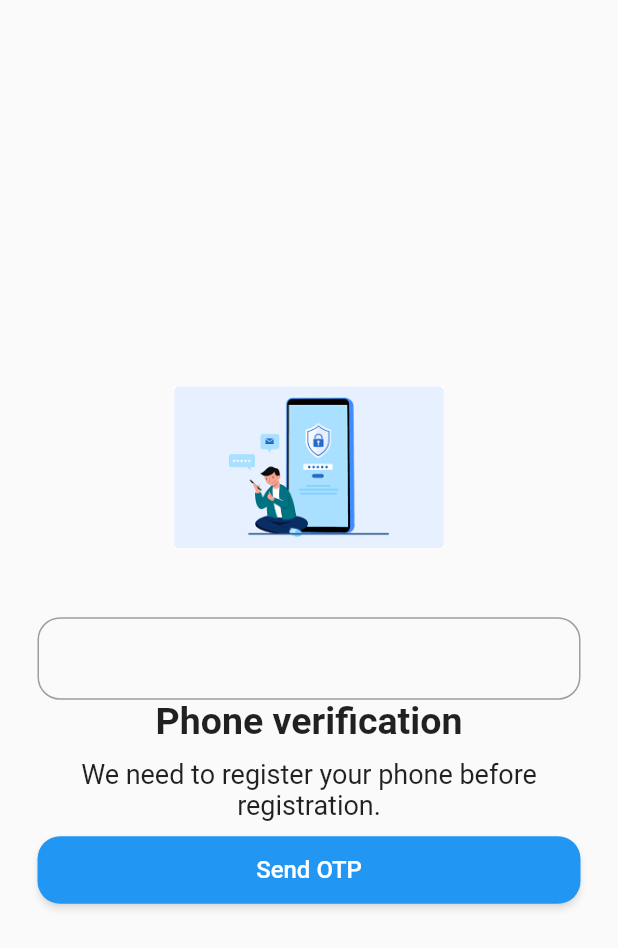
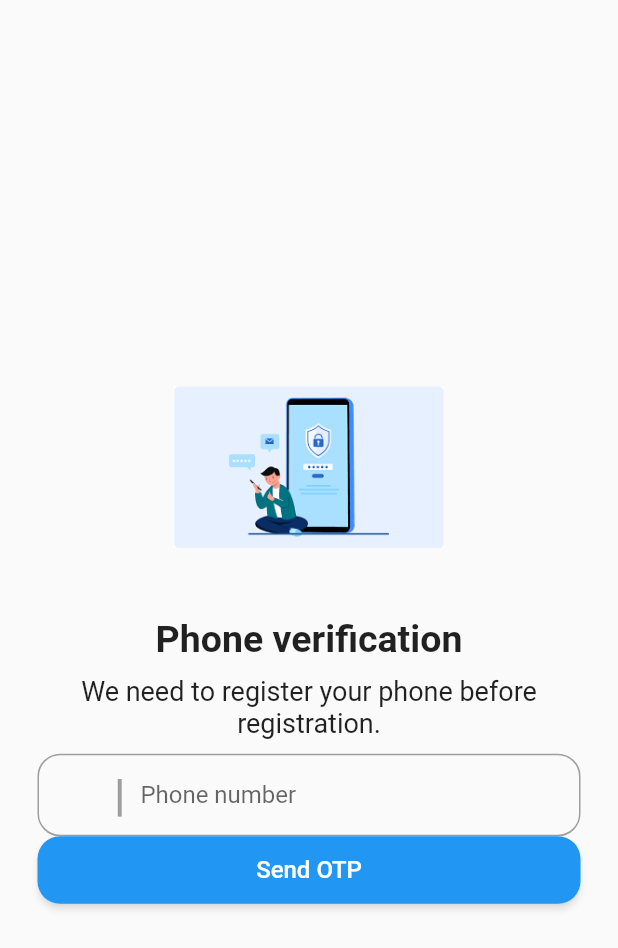
Before and after one commit to kirtijangid/Phone_Auth, a Flutter app: the screen it shows after launch, on a phone screen of 412 x 824 dp. Shown: the top 948 px of the screen. Run offline on Flutter 3.47's test engine with Material 2 defaults, Android fonts, the phone set to English and light mode, and no system bars.

Commit message:
adding hint text

```diff
--- a/lib/pg1_phone.dart
+++ b/lib/pg1_phone.dart
@@ -25,32 +25,7 @@ class _PhonePage1State extends State<PhonePage1> {
             SizedBox(
               height: 10,
             ),
-            Container(
-              height: 55,
-              decoration: BoxDecoration(
-                  border: Border.all(width: 1,
-                   color: Colors.grey),
-                   borderRadius: BorderRadius.circular(15),
-                   ),
-              child: Row(
-                children: [
-                  SizedBox(
-                    width: 40,
-                    child: TextField(
-                      decoration: InputDecoration(border: InputBorder.none),
-                    ),
-                  ),
-                  SizedBox(
-                    width: 10,
-                  ),
-                  Expanded(
-                    child: TextField(
-                      decoration: InputDecoration(border: InputBorder.none),
-                    ),
-                  )
-                ],
-              ),
-            ),
+
             Text(
               'Phone verification',
               style: TextStyle(
@@ -70,6 +45,40 @@ class _PhonePage1State extends State<PhonePage1> {
             ),
             SizedBox(
               height: 10,
+            ),
+             Container(
+              height: 55,
+              decoration: BoxDecoration(
+                  border: Border.all(width: 1,
+                   color: Colors.grey),
+                   borderRadius: BorderRadius.circular(15),
+                   ),
+              child: Row(
+                children: [
+                  SizedBox(
+                    width: 40,
+                    child: TextField(
+                      decoration: InputDecoration(border: InputBorder.none),
+                    ),
+                  ),
+                  SizedBox(
+                    width: 10,
+                  ),
+                  Text('|',
+                  style: TextStyle(fontSize: 30,
+                  fontWeight: FontWeight.w600,
+                  color: Colors.grey),
+                  ),
+                  SizedBox(width: 10,),
+                  Expanded(
+                    child: TextField(
+                      decoration: InputDecoration(
+                        border: InputBorder.none,
+                        hintText: 'Phone number'),
+                    ),
+                  )
+                ],
+              ),
             ),
             SizedBox(
               height: 45,
```
